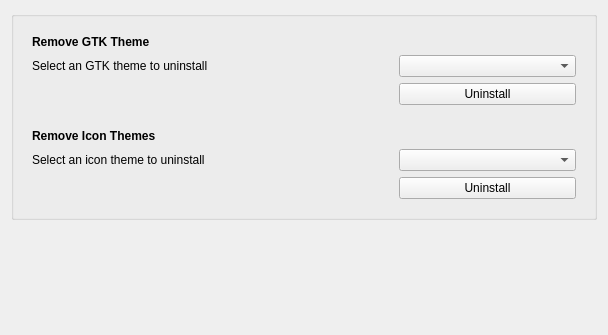
KDE/kde-gtk-config, file src/ui/dialog_uninstaller.ui: the form before one commit.
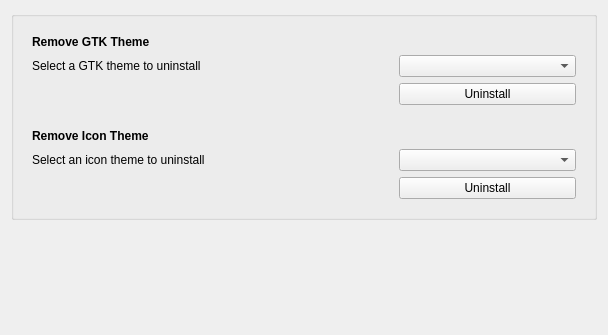
The form after the commit.

Commit message:
review strings in .ui files
apply proper capitalization, fix few typos, etc

What changed in the file:
```diff
--- a/src/ui/dialog_uninstaller.ui
+++ b/src/ui/dialog_uninstaller.ui
@@ -35,7 +35,7 @@
          <item row="1" column="0" colspan="2">
           <widget class="QLabel" name="label_3">
            <property name="text">
-            <string>Select an GTK theme to uninstall</string>
+            <string>Select a GTK theme to uninstall</string>
            </property>
           </widget>
          </item>
@@ -118,7 +118,7 @@
             </font>
            </property>
            <property name="text">
-            <string>Remove Icon Themes</string>
+            <string>Remove Icon Theme</string>
            </property>
           </widget>
          </item>
```
The commit also changes 2 other files.
